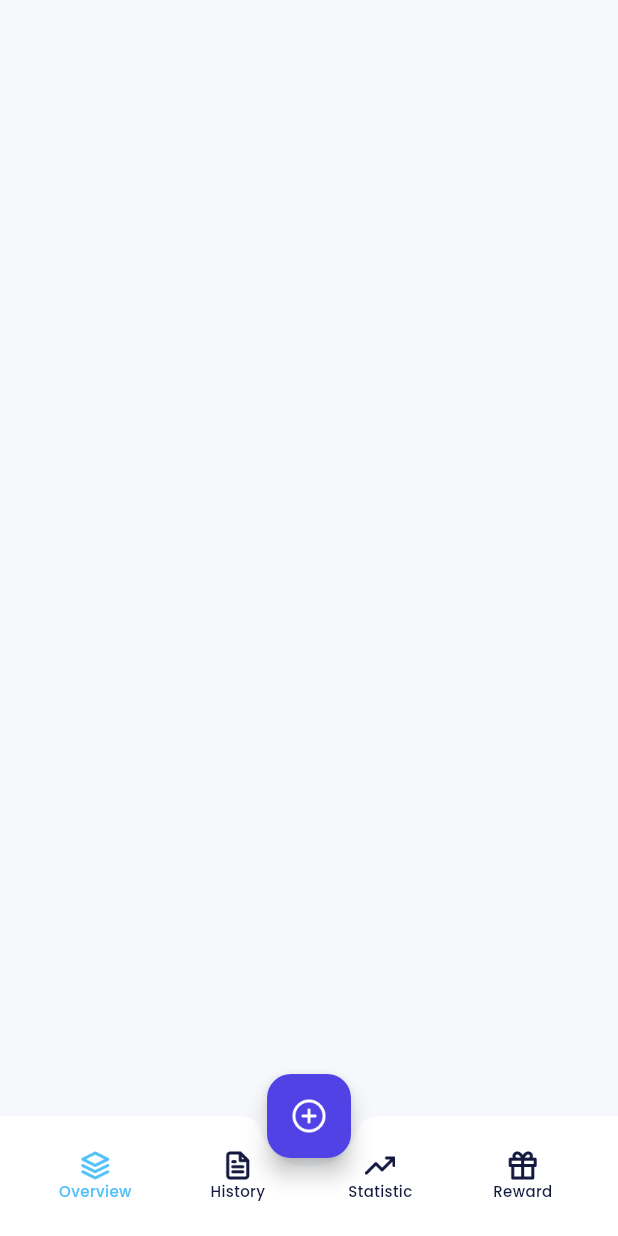
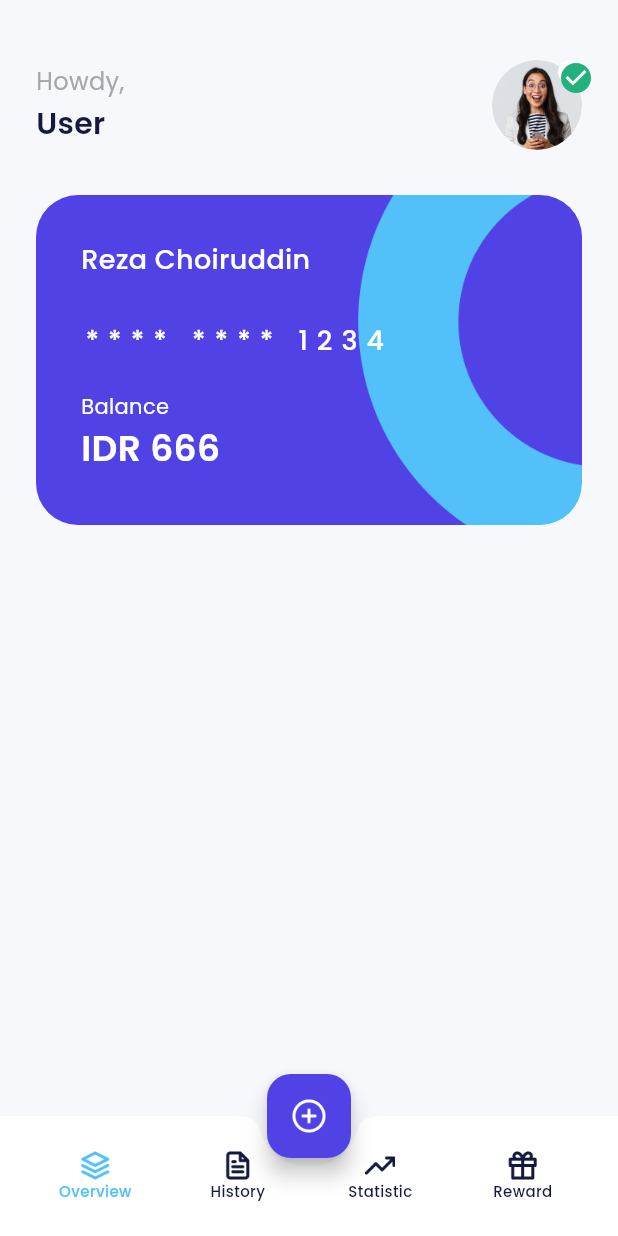
Before and after one commit to afrizzal/payments, a Flutter app: the HomePage screen opened by its route, on a phone screen of 412 x 824 dp. Run offline on Flutter 3.47's test engine with Material 3 defaults, Android fonts, the phone set to English and light mode, and no system bars; our stand-ins replace carousel_slider, google_fonts.

Commit message:
homepage update

```diff
--- a/lib/ui/pages/home_page.dart
+++ b/lib/ui/pages/home_page.dart
@@ -77,6 +77,11 @@ class HomePage extends StatelessWidget {
           horizontal: 24,
         ),
         children: [
+          buildProfile(),
+          buildWalletCard(),
+          // const SizedBox(
+          //   height: 40,
+          // ),
         ],
       ),
     );
@@ -87,8 +92,116 @@ class HomePage extends StatelessWidget {
         top: 40,
         ),
         child: Row(
-        children:[],
+          mainAxisAlignment: MainAxisAlignment.spaceBetween,
+        children:[
+          Column(
+            crossAxisAlignment: CrossAxisAlignment.start,
+            children: [
+              Text(
+                'Howdy,',
+                style: greyTextStyle.copyWith(
+                  fontSize: 16,
+                ),
+              ),
+              const SizedBox(
+                height: 2,
+              ),
+              Text(
+                'User',
+                style: blackTextStyle.copyWith(
+                  fontSize: 20,
+                  fontWeight: semiBold,
+                ),
+              ),
+            ],
+          ),
+          Container(
+            width: 60,
+            height: 60,
+            decoration: const BoxDecoration(
+              shape: BoxShape.circle,
+              image: DecorationImage(
+                image:AssetImage(
+                  'assets/img_profile.png',
+                ),
+              ),
+            ),
+            child: Align(
+              alignment: Alignment.topRight,
+              child: Container(
+                width: 16,
+                height: 16,
+                decoration: BoxDecoration(
+                  shape: BoxShape.circle,
+                  color: whiteColor,
+                ),
+                child: Icon(
+                Icons.check_circle,
+                color: greenColor,
+                            ),
+              ),
+          ),
         ),
+      ],
+    ),
+  );
+}
+
+  Widget buildWalletCard() {
+    return Container(
+      width: double.infinity,
+      height: 220,
+      margin: const EdgeInsets.only(
+        top: 30,
+      ),
+      padding: const EdgeInsets.all(30),
+      decoration: BoxDecoration(
+        borderRadius: BorderRadius.circular(28),
+        image: const DecorationImage(
+          fit: BoxFit.cover,
+          image: AssetImage(
+            'assets/img_bg_card.png',
+          ),
+        ),
+      ),
+      child: Column(
+        crossAxisAlignment: CrossAxisAlignment.start,
+        children: [
+          Text(
+            'Reza Choiruddin',
+            style: whiteTextStyle.copyWith(
+              fontSize: 18,
+              fontWeight: medium,
+            ),
+          ),
+          const SizedBox(
+            height: 28,
+          ),
+          Text(
+            '**** **** 1234',
+            style: whiteTextStyle.copyWith(
+              fontSize: 18,
+              fontWeight: medium,
+              letterSpacing: 6,
+            ),
+          ),
+          const SizedBox(
+            height: 21,
+          ),
+          Text(
+            'Balance',
+            style: whiteTextStyle,
+            ),
+            Text(
+              'IDR 666',
+              style: whiteTextStyle.copyWith(
+                fontSize: 24,
+                fontWeight: semiBold,
+              ),
+
+              )
+        ],
+      ),
     );
   }
 }
```
